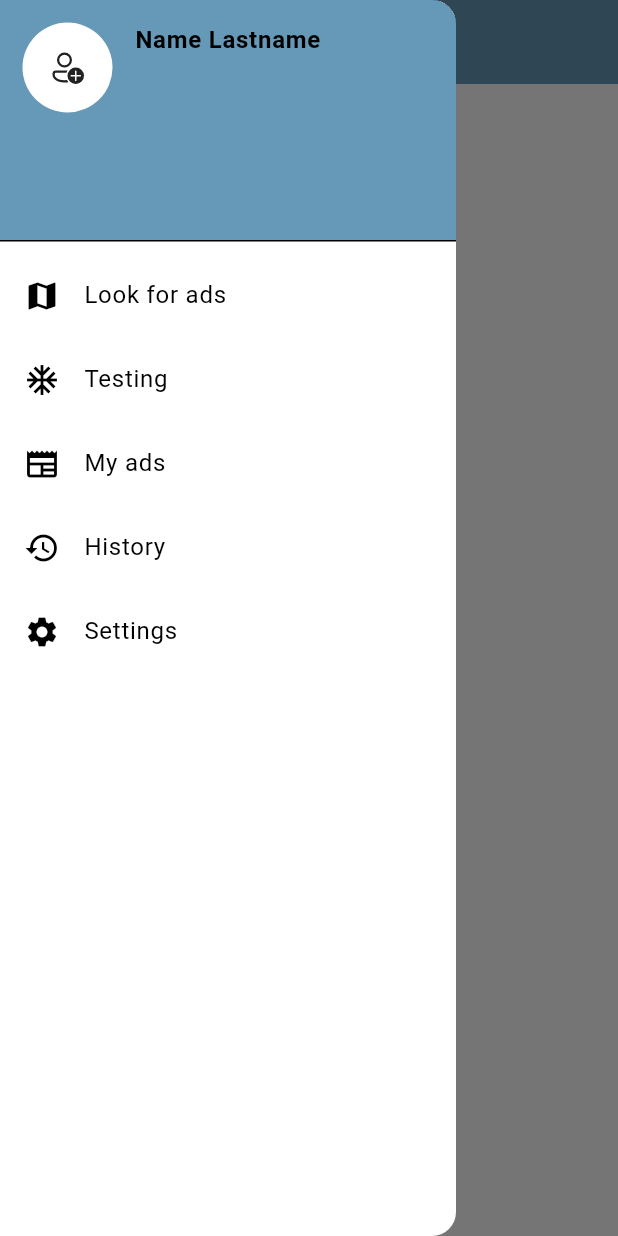
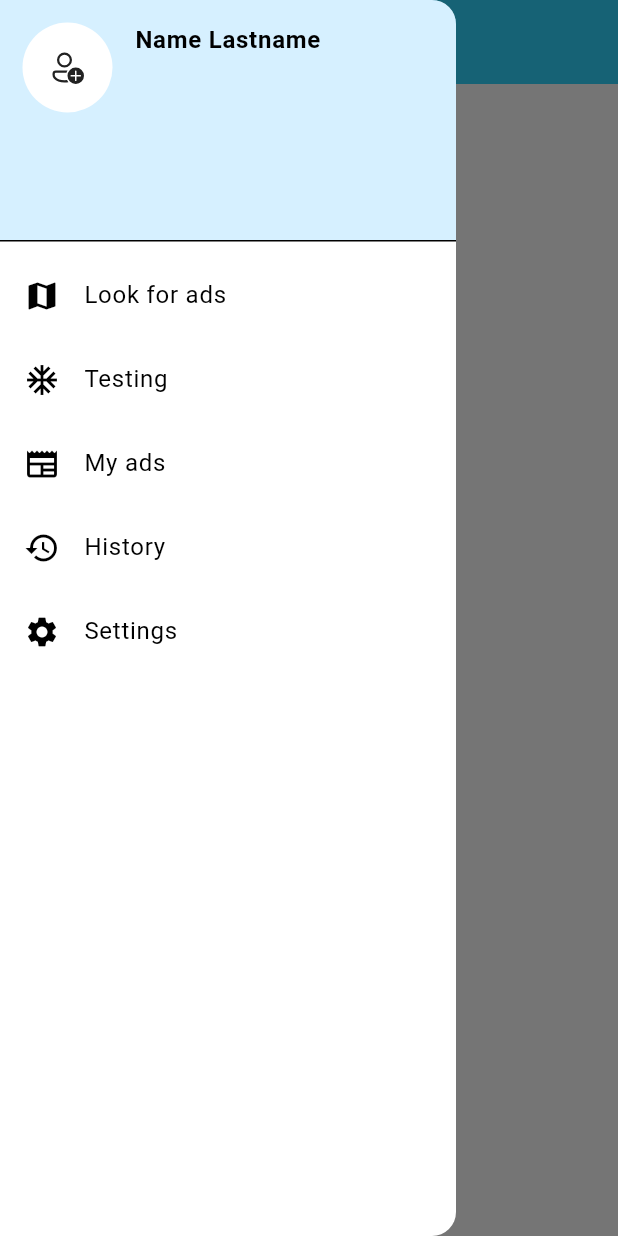
Before and after one commit to ArturKlasa/ad_app, a Flutter app: the HistoryScreen screen opened by its route, with the side drawer open, on a phone screen of 412 x 824 dp. Run offline on Flutter 3.47's test engine with Material 3 defaults, Android fonts, the light colour scheme and no system bars; our stand-ins replace fluentui_icons, flutter_map, gap, latlong2.

Commit message:
Added custom drawer_header widget and bottom bar widget

```diff
--- /dev/null
+++ b/lib/components/my_drawer_header.dart
@@ -0,0 +1,50 @@
+import 'package:fluentui_icons/fluentui_icons.dart';
+import 'package:flutter/material.dart';
+import 'package:gap/gap.dart';
+
+class MyDrawerHeader extends StatelessWidget {
+  const MyDrawerHeader({super.key});
+
+  @override
+  Widget build(BuildContext context) {
+    return DrawerHeader(
+      padding: const EdgeInsets.all(15),
+      decoration: BoxDecoration(
+        color: Theme.of(context).colorScheme.background,
+      ),
+      child: SizedBox(
+        width: double.infinity,
+        // padding: const EdgeInsets.all(5),
+        // margin: EdgeInsets.only(top: 5),
+        child: Row(
+          mainAxisAlignment: MainAxisAlignment.start,
+          crossAxisAlignment: CrossAxisAlignment.start,
+          children: [
+            Stack(
+              children: [
+                Container(
+                  width: 60,
+                  height: 60,
+                  decoration: const BoxDecoration(
+                      color: Colors.white, shape: BoxShape.circle),
+                ),
+                Container(
+                    padding: const EdgeInsets.all(18.0),
+                    child: const Icon(
+                      FluentSystemIcons.ic_fluent_person_add_regular,
+
+                      ///TODO: change to the user image, using image: BoxDecoroation(image: pathToTheImage), fit: BoxFit.fill,
+                    )),
+              ],
+            ),
+            const Gap(15),
+            const Text(
+              'Name Lastname', //TODO: make it dynamic to display user name/lastname
+              style: TextStyle(fontWeight: FontWeight.bold),
+            )
+          ],
+        ),
+      ),
+    );
+  }
+}
--- a/lib/main.dart
+++ b/lib/main.dart
@@ -6,6 +6,7 @@ import 'package:addapp/screens/settings_screen.dart';
 import 'package:flutter/material.dart';
 import 'package:provider/provider.dart';
 
+import 'screens/bottom_bar.dart';
 import 'themes/theme_provider.dart';
 
 void main() {
@@ -29,7 +30,6 @@ class MyApp extends StatelessWidget {
       // theme: Provider.of<ThemeProvider>(context).themeData,
       home: const HomeScreen(),
       theme: Provider.of<ThemeProvider>(context).themeData,
-
       initialRoute:
           homeScreenRoute, //TODO: change it to logic that shows register/login/homepage???
       routes: {
--- a/lib/screens/home_screen.dart
+++ b/lib/screens/home_screen.dart
@@ -9,7 +9,8 @@ class HomeScreen extends StatelessWidget {
   Widget build(BuildContext context) {
     return Scaffold(
       appBar: AppBar(
-        title: Text("Home Screen"),
+        title: const Text("Home Screen"),
+        backgroundColor: Theme.of(context).colorScheme.background,
         // backgroundColor: Theme.of(context).primaryColor,
       ),
       // floatingActionButton: FloatingActionButton(onPressed: () {}),
--- a/lib/screens/main_drawer.dart
+++ b/lib/screens/main_drawer.dart
@@ -1,57 +1,18 @@
 import 'package:addapp/components/drawer_tile.dart';
+import 'package:addapp/components/my_drawer_header.dart';
 import 'package:addapp/constants/routes.dart';
-import 'package:fluentui_icons/fluentui_icons.dart';
 import 'package:flutter/material.dart';
-import 'package:gap/gap.dart';
 
 class MainDrawer extends StatelessWidget {
   const MainDrawer({super.key});
 
   @override
   Widget build(BuildContext context) {
-    return Drawer(
+    return const Drawer(
         child: Column(
       children: <Widget>[
-        DrawerHeader(
-          padding: const EdgeInsets.all(15),
-          decoration: BoxDecoration(
-            color: Theme.of(context).primaryColor,
-          ),
-          child: SizedBox(
-            width: double.infinity,
-            // padding: const EdgeInsets.all(5),
-            // margin: EdgeInsets.only(top: 5),
-            child: Row(
-              mainAxisAlignment: MainAxisAlignment.start,
-              crossAxisAlignment: CrossAxisAlignment.start,
-              children: [
-                Stack(
-                  children: [
-                    Container(
-                      width: 60,
-                      height: 60,
-                      decoration: const BoxDecoration(
-                          color: Colors.white, shape: BoxShape.circle),
-                    ),
-                    Container(
-                        padding: const EdgeInsets.all(18.0),
-                        child: const Icon(
-                          FluentSystemIcons.ic_fluent_person_add_regular,
-
-                          ///TODO: change to the user image, using image: BoxDecoroation(image: pathToTheImage), fit: BoxFit.fill,
-                        )),
-                  ],
-                ),
-                const Gap(15),
-                const Text(
-                  'Name Lastname', //TODO: make it dynamic to display user name/lastname
-                  style: TextStyle(fontWeight: FontWeight.bold),
-                )
-              ],
-            ),
-          ),
-        ),
-        const Column(
+        MyDrawerHeader(),
+        Column(
           crossAxisAlignment: CrossAxisAlignment.start,
           children: [
             DrawerTile(
--- a/lib/themes/light_mode.dart
+++ b/lib/themes/light_mode.dart
@@ -2,9 +2,9 @@ import 'package:flutter/material.dart';
 
 ThemeData lightMode = ThemeData(
     colorScheme: const ColorScheme.light(
-  background: Color.fromARGB(255, 113, 181, 221),
-  primary: Color.fromARGB(183, 42, 111, 156),
-  secondary: Color.fromARGB(255, 92, 22, 22),
-  tertiary: Color.fromARGB(255, 114, 179, 76),
-  inversePrimary: Color.fromARGB(255, 97, 97, 97),
+  background: Color.fromARGB(97, 146, 215, 255),
+  primary: Color.fromARGB(255, 48, 214, 255),
+  secondary: Color.fromARGB(255, 63, 30, 255),
+  tertiary: Color.fromRGBO(175, 94, 155, 1),
+  inversePrimary: Color.fromARGB(255, 0, 105, 167),
 ));
```
Also changed, not shown: lib/screens/bottom_bar.dart (added, +65 -0 lines).
